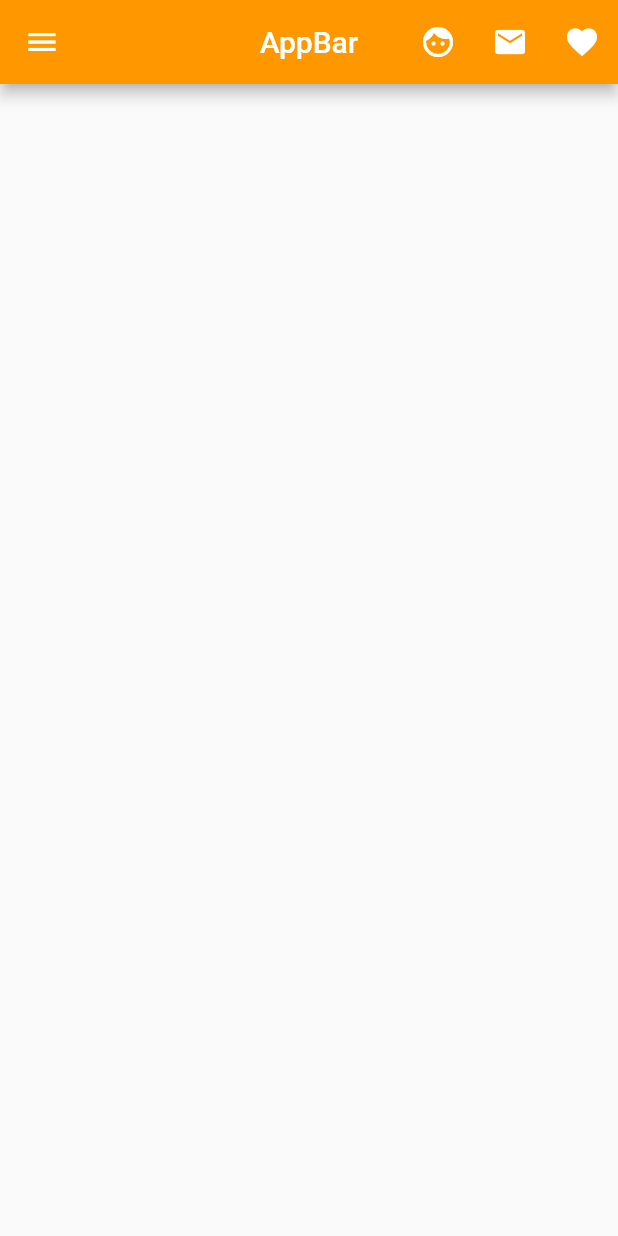
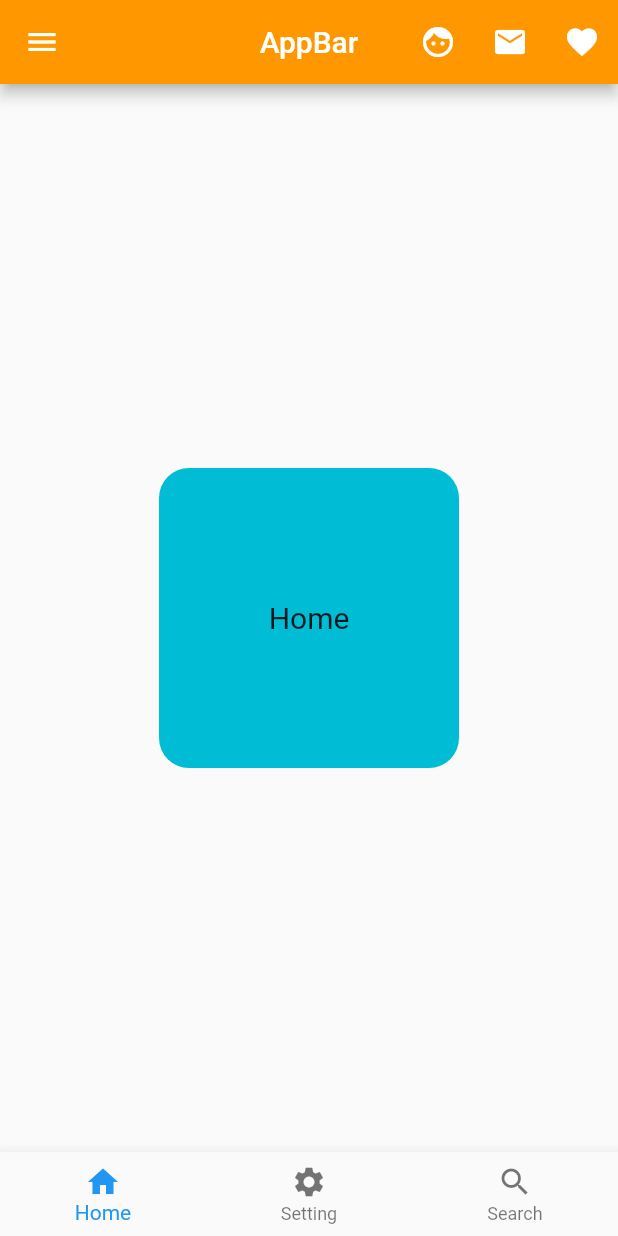
Before and after one commit to nord2sudjp/flutter_tutorial_nav, a Flutter app: the screen it shows after launch, on a phone screen of 412 x 824 dp. Run offline on Flutter 3.47's test engine with Material 2 defaults, Android fonts, the phone set to English and light mode, and no system bars.

```diff
--- a/lib/main.dart
+++ b/lib/main.dart
@@ -4,12 +4,49 @@ void main() {
   runApp(MyApp());
 }
 
+class MyApp extends StatelessWidget {
+  static const String _title = 'Flutter Code Sample';
 
-class MyApp extends StatelessWidget {
   @override
   Widget build(BuildContext context) {
     return MaterialApp(
-      home: Scaffold(
+      title: _title,
+      home: HomePage(),
+    );
+  }
+}
+
+class HomePage extends StatefulWidget {
+  @override
+  _HomePageState createState() => _HomePageState();
+}
+
+class _HomePageState extends State<HomePage> {
+  // 表示中の Widget を取り出すための index としての int 型の mutable な stored property
+  int _selectedIndex = 0;
+
+  // 表示する Widget の一覧
+  static List<Widget> _pageList = [
+    CustomPage(pannelColor: Colors.cyan, title: 'Home'),
+    CustomPage(pannelColor: Colors.green, title: 'Settings'),
+    CustomPage(pannelColor: Colors.pink, title: 'Search')
+  ];
+
+  void _onItemTapped(int index) {
+    setState(() {
+      _selectedIndex = index;
+    });
+  }
+
+  void _onIconPressed(int index){
+    setState(() {
+      _selectedIndex = index;
+    });
+  }
+
+  @override
+  Widget build(BuildContext context) {
+    return Scaffold(
       appBar: AppBar(
         leading: Icon(Icons.menu),
         title: const Text('AppBar'),
@@ -18,14 +55,68 @@ class MyApp extends StatelessWidget {
         actions: <Widget>[
           IconButton(
             icon: Icon(Icons.face, color: Colors.white,),
+            onPressed: () {_onIconPressed(0);}
+
           ),
           IconButton(
             icon: Icon(Icons.email, color: Colors.white,),
+              onPressed: () {_onIconPressed(1);}
           ),
           IconButton(
             icon: Icon(Icons.favorite, color: Colors.white,),
+              onPressed: () {_onIconPressed(2);}
           ),
         ],
+      ),
+      body: _pageList[_selectedIndex],
+      bottomNavigationBar: BottomNavigationBar(
+        items: const <BottomNavigationBarItem>[
+          BottomNavigationBarItem(
+            icon: Icon(Icons.home),
+            title: Text('Home'),
+          ),
+          BottomNavigationBarItem(
+            icon: Icon(Icons.settings),
+            title: Text('Setting'),
+          ),
+          BottomNavigationBarItem(
+            icon: Icon(Icons.search),
+            title: Text('Search'),
+          ),
+        ],
+        currentIndex: _selectedIndex,
+        onTap: _onItemTapped,
+      ),
+    );
+  }
+}
+
+class CustomPage extends StatelessWidget {
+  final Color pannelColor;
+  final String title;
+
+  CustomPage({@required this.pannelColor, @required this.title});
+
+  @override
+  Widget build(BuildContext context) {
+    final titleTextStyle = Theme.of(context).textTheme.title;
+    return Container(
+      child: Center(
+        child: Container(
+          width: 200,
+          height: 200,
+          decoration: BoxDecoration(
+              color: pannelColor,
+              borderRadius: BorderRadius.all(Radius.circular(20.0))),
+          child: Center(
+            child: Text(
+              title,
+              style: TextStyle(
+                fontSize: titleTextStyle.fontSize,
+                color: titleTextStyle.color,
+              ),
+            ),
+          ),
         ),
       ),
     );
```
Lines whose indentation alone changed are shown as unchanged.
